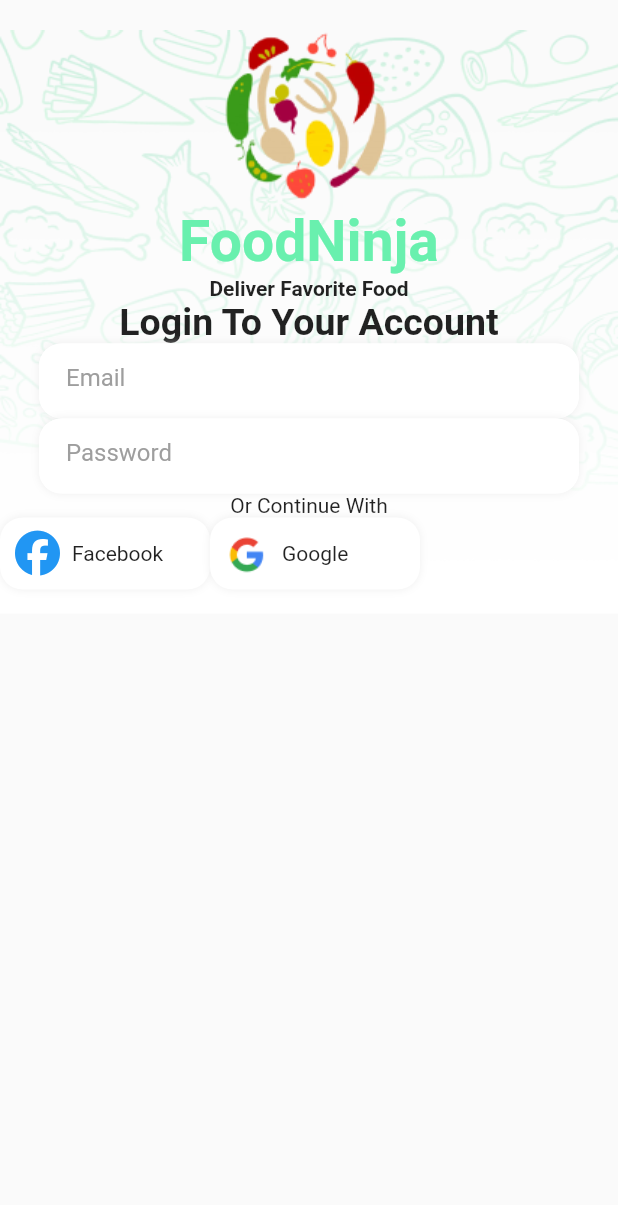
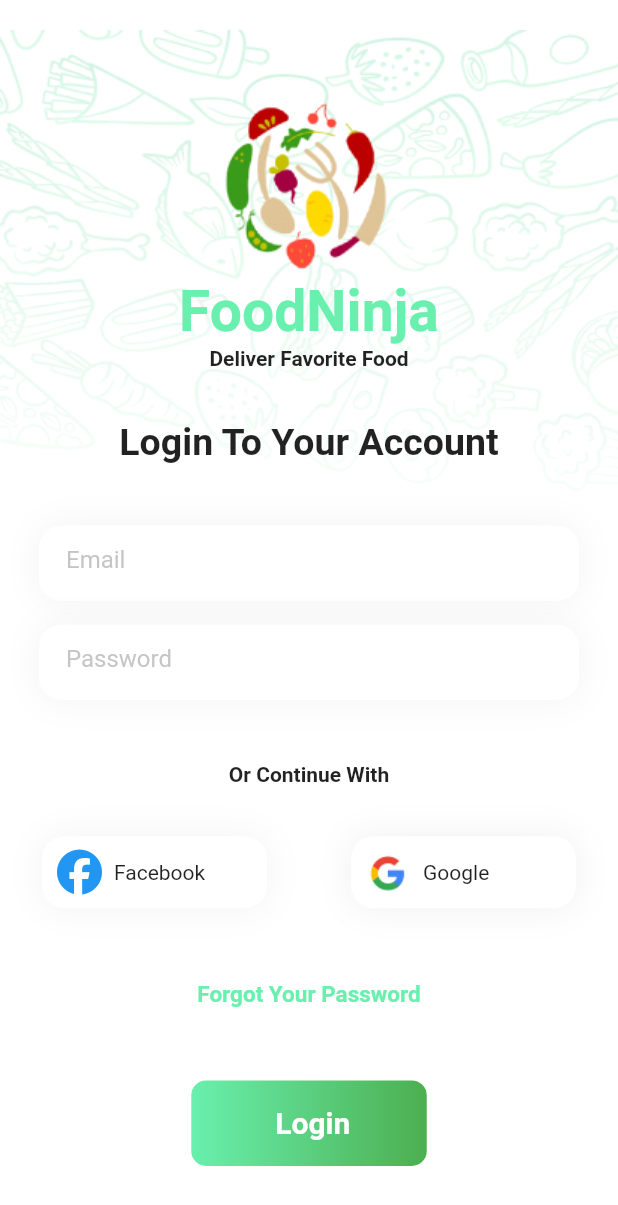
Before and after one commit to SUFFOSOHRAOUL/Food-Delivery, a Flutter app: the screen it shows after launch, on a phone screen of 412 x 824 dp. Shown: the top 1205 px of the screen. Run offline on Flutter 3.47's test engine with Material 2 defaults, Android fonts, the phone set to English and light mode, and no system bars; our stand-ins replace font_awesome_flutter.

Commit message:
login page design completed

```diff
--- a/lib/Presentation/loginscreen.dart
+++ b/lib/Presentation/loginscreen.dart
@@ -1,6 +1,7 @@
 import 'package:flutter/material.dart';
 import 'package:fooddelivery/Widgets/customTextfield.dart';
 import 'package:font_awesome_flutter/font_awesome_flutter.dart';
+import 'package:fooddelivery/Widgets/custombutton.dart';
 import 'package:fooddelivery/constants.dart';
 
 class LoginScreen extends StatefulWidget {
@@ -14,6 +15,7 @@ class _LoginScreenState extends State<LoginScreen> {
   @override
   Widget build(BuildContext context) {
     return Scaffold(
+      backgroundColor: Colors.white,
       body: Stack(
         children: [
           SizedBox(
@@ -22,11 +24,16 @@ class _LoginScreenState extends State<LoginScreen> {
             child: Image.asset('assets/Images/signup_screen.png'),
           ),
           Center(
-            child: Container(
             child: Column(
+              mainAxisAlignment: MainAxisAlignment.spaceAround,
               crossAxisAlignment: CrossAxisAlignment.center,
               children: [
-                  Image.asset('assets/Images/Logo.png'),
+                Column(
+                  children: [
+                    Padding(
+                      padding: const EdgeInsets.only(top: 30.0),
+                      child: Image.asset('assets/Images/Logo.png'),
+                    ),
                     const Text(
                       'FoodNinja',
                       style: KprimaryTextStyle,
@@ -35,63 +42,75 @@ class _LoginScreenState extends State<LoginScreen> {
                       'Deliver Favorite Food',
                       style: KtertiaryTextStyle,
                     ),
+                  ],
+                ),
                 const Text(
                   'Login To Your Account',
                   style: KtitleTextStyle,
                 ),
-                  Container(
-                    child: Column(
+                Column(
                   children: [
-                        CustomTextField(
+                    Padding(
+                      padding: const EdgeInsets.symmetric(
+                          vertical: 8.0, horizontal: 0),
+                      child: CustomTextField(
                         hintText: 'Email',
                         controller: TextEditingController(),
                       ),
-                        CustomTextField(
+                    ),
+                    Padding(
+                      padding: const EdgeInsets.symmetric(
+                          vertical: 8.0, horizontal: 0),
+                      child: CustomTextField(
                           hintText: 'Password',
-                            controller: TextEditingController())
+                          controller: TextEditingController()),
+                    )
                   ],
                 ),
+                const Text(
+                  'Or Continue With',
+                  style: KtertiaryTextStyle,
                 ),
-                  const Text('Or Continue With'),
                 Row(
+                  mainAxisAlignment: MainAxisAlignment.spaceAround,
                   children: [
                     Container(
-                        width: 140,
+                      width: 150,
+                      decoration: BoxDecoration(
+                        color: Colors.white,
+                        borderRadius: BorderRadius.circular(15),
+                        boxShadow: [
+                          BoxShadow(
+                            color: Colors.grey.shade300.withOpacity(0.4),
+                            blurRadius: 20,
+                          )
+                        ],
+                      ),
+                      child: Padding(
+                        padding: const EdgeInsets.symmetric(
+                            vertical: 8.0, horizontal: 10.0),
+                        child: Row(children: const [
+                          Icon(
+                            FontAwesomeIcons.facebook,
+                            size: 30,
+                            color: Colors.blue,
+                          ),
+                          Padding(
+                            padding: EdgeInsets.all(8.0),
+                            child: Text('Facebook'),
+                          )
+                        ]),
+                      ),
+                    ),
+                    Container(
+                      width: 150,
                       decoration: BoxDecoration(
                         color: Colors.white,
                         borderRadius: BorderRadius.circular(15),
                         boxShadow: [
                           BoxShadow(
                             color: Colors.grey.shade300.withOpacity(0.5),
-                              blurRadius: 4,
-                            )
-                          ],
-                        ),
-                        child: Padding(
-                          padding: const EdgeInsets.symmetric(
-                              vertical: 8.0, horizontal: 10.0),
-                          child: Row(children: [
-                            Icon(
-                              FontAwesomeIcons.facebook,
-                              size: 30,
-                              color: Colors.blue,
-                            ),
-                            Padding(
-                              padding: const EdgeInsets.all(8.0),
-                              child: Text('Facebook'),
-                            )
-                          ]),
-                        ),
-                      ),
-                      Container(
-                        width: 140,
-                        decoration: BoxDecoration(
-                          color: Colors.white,
-                          borderRadius: BorderRadius.circular(15),
-                          boxShadow: [
-                            BoxShadow(
-                              color: Colors.grey.shade300.withOpacity(0.5),
-                              blurRadius: 4,
+                            blurRadius: 20,
                           )
                         ],
                       ),
@@ -104,17 +123,34 @@ class _LoginScreenState extends State<LoginScreen> {
                             height: 30.0,
                             width: 30.0,
                           ),
-                            Padding(
-                              padding: const EdgeInsets.all(8.0),
+                          const Padding(
+                            padding: EdgeInsets.all(8.0),
                             child: Text('Google'),
                           )
                         ]),
                       ),
                     )
                   ],
+                ),
+                TextButton(
+                  onPressed: (() {}),
+                  child: const Text(
+                    'Forgot Your Password',
+                    style: TextStyle(
+                        fontSize: 15,
+                        color: Colors.greenAccent,
+                        fontWeight: FontWeight.bold),
+                  ),
+                ),
+                Padding(
+                  padding: const EdgeInsets.only(bottom: 30.0),
+                  child: custombutton(
+                      Onpressed: () {},
+                      buttonName: ' Login',
+                      Width: 157,
+                      Height: 57),
                 )
               ],
-              ),
             ),
           )
         ],
--- a/lib/Widgets/customTextfield.dart
+++ b/lib/Widgets/customTextfield.dart
@@ -27,8 +27,8 @@ class CustomTextField extends StatelessWidget {
       decoration: BoxDecoration(
         boxShadow: [
           BoxShadow(
-            color: Colors.grey.shade300.withOpacity(0.5),
-            blurRadius: 4,
+            color: Colors.grey.shade300.withOpacity(0.4),
+            blurRadius: 20,
           )
         ],
         borderRadius: BorderRadius.circular(15),
@@ -47,13 +47,13 @@ class CustomTextField extends StatelessWidget {
               border: InputBorder.none,
               focusedBorder: OutlineInputBorder(
                 borderRadius: BorderRadius.circular(15),
-                borderSide: BorderSide(color: Colors.white),
+                borderSide: const BorderSide(color: Colors.white),
               ),
               enabledBorder: OutlineInputBorder(
                 borderRadius: BorderRadius.circular(15),
-                borderSide: BorderSide(color: Colors.white),
+                borderSide: const BorderSide(color: Colors.white),
               ),
-              errorBorder: OutlineInputBorder(
+              errorBorder: const OutlineInputBorder(
                 borderSide: BorderSide(color: Colors.red),
               ),
               disabledBorder: InputBorder.none,
@@ -62,7 +62,7 @@ class CustomTextField extends StatelessWidget {
                 vertical: 20,
               ),
               hintText: hintText,
-              hintStyle: TextStyle(color: Colors.grey)),
+              hintStyle: TextStyle(color: Colors.grey.withOpacity(0.6))),
         ),
       ),
     );
```
Lines whose indentation alone changed are shown as unchanged.
